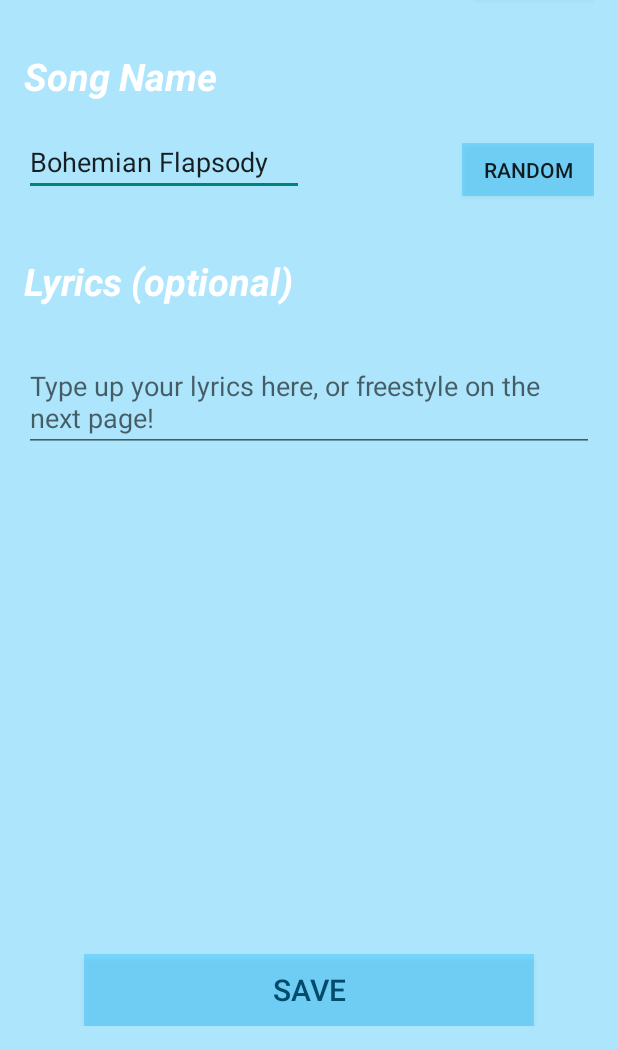
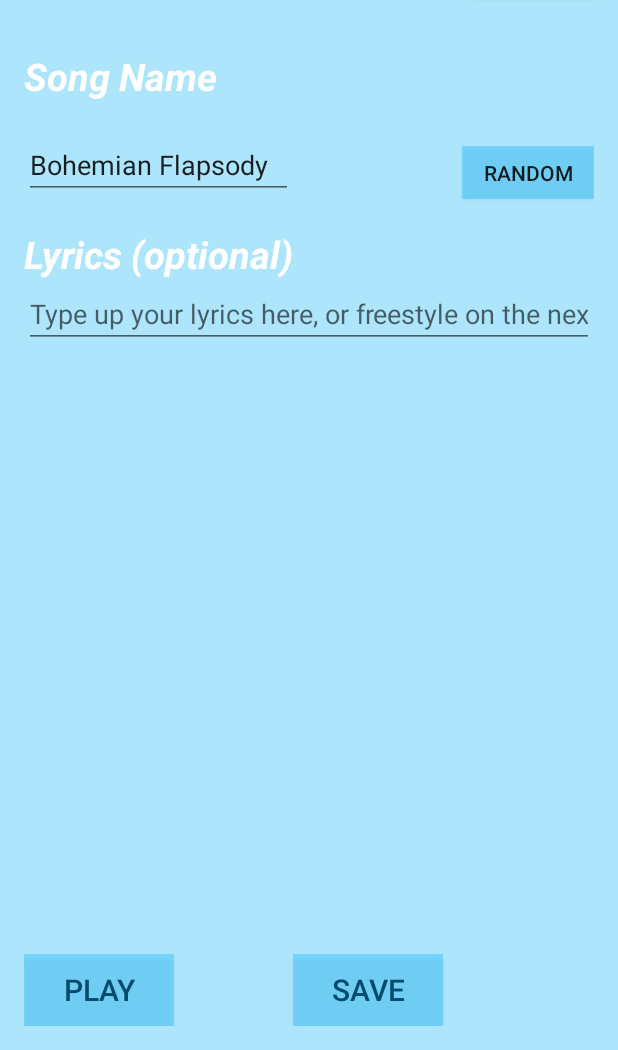
Before and after one commit to ITIN-SongScribe/SongScribeDemo2, an Android app: the Lyrics screen opened directly, with no data from a screen before it, in the options menu, after a tap on "Settings", on a phone screen of 412 x 824 dp, the part 186-1236 px from its top. Run offline under Robolectric (Android 15) with nearby library versions, the phone set to English and light mode, and no system bars.

Commit message:
Fixed lots. Lyrics on both pages.

```diff
--- a/app/src/main/java/com/songscribe/songscribe/Album.java
+++ b/app/src/main/java/com/songscribe/songscribe/Album.java
@@ -53,11 +53,11 @@ startActivity(intent);*/
                     startActivity(intent);
                     MainActivity.getPlayer().stopAll();
                 }else {
-                      try {
+                      /*try {
                           MainActivity.getPlayer().playUserSongFromSave(6, getBaseContext(), SongFile.loadBuyIndex(getBaseContext(), 0, nameArtist));
                       } catch (InterruptedException e) {
                           e.printStackTrace();
-                      }
+                      }*/
                       try {
                           MediaPlayer mp = new MediaPlayer();
                           mp.setDataSource("/mnt/sdcard/audiorecorder.3gpp");
--- a/app/src/main/java/com/songscribe/songscribe/Lyrics.java
+++ b/app/src/main/java/com/songscribe/songscribe/Lyrics.java
@@ -17,7 +17,7 @@ public class Lyrics extends ActionBarActivity {
     private static String songname = "Song Name";
     private static String saveDataT;
     private static String rSong [] = new String[20];
-    //private static String lyricsT = "Lyrics";
+    private static String lyricsT = "Lyrics";
     static String nameArtist;
     static String nameSong;
     //static String lyrics;
@@ -29,9 +29,10 @@ public class Lyrics extends ActionBarActivity {
 
         Button save = (Button) findViewById(R.id.userLogin);
         Button random = (Button) findViewById(R.id.rSongName);
+        Button play = (Button) findViewById(R.id.playback);
 
         final EditText song = (EditText) findViewById(R.id.songName);
-        //final EditText lyricsField = (EditText) findViewById(R.id.lyrics);
+        final EditText lyricsField = (EditText) findViewById(R.id.lyrics);
 
         random.setOnClickListener(new View.OnClickListener() {
             @Override
@@ -44,6 +45,17 @@ public class Lyrics extends ActionBarActivity {
 
             }
         });
+        play.setOnClickListener(new View.OnClickListener() {
+            @Override
+            public void onClick(View v) {
+
+                /*try {
+                    MainActivity.getPlayer().playUserSongFromSave(6, getBaseContext(), SongFile.loadBuyIndex(getBaseContext(), 0, nameArtist));
+                } catch (InterruptedException e) {
+                    e.printStackTrace();
+                }*/
+            }
+        });
         save.setOnClickListener(new View.OnClickListener() {
             @Override
             public void onClick(View view) {
@@ -54,6 +66,9 @@ public class Lyrics extends ActionBarActivity {
                 songname = song.getText().toString();
                 MainActivity.setNameSong(songname);
                 Album.setNameSong(songname);
+
+                lyricsT = lyricsField.getText().toString();
+                VoiceRecord.setLyrics(lyricsT);
 
                 nameSong = songname;
 
--- a/app/src/main/java/com/songscribe/songscribe/VoiceRecord.java
+++ b/app/src/main/java/com/songscribe/songscribe/VoiceRecord.java
@@ -21,6 +21,7 @@ public class VoiceRecord extends ActionBarActivity {
     private MediaRecorder recorder;
     private String OUTPUT_FILE;
     static String nameArtist;
+    static String lyrics;
 
     static boolean isRecording = false;
     static boolean isPlaying = false;
@@ -41,6 +42,9 @@ public class VoiceRecord extends ActionBarActivity {
         final Button playback=(Button)findViewById(R.id.playbackButton);
         final Button finalsave=(Button)findViewById(R.id.finalSave);
 
+        final TextView lyricsD = (TextView)findViewById(R.id.lDisplay);
+        lyricsD.setText(lyrics);
+
 
 
         record.setOnClickListener(new View.OnClickListener() {
@@ -56,12 +60,12 @@ public class VoiceRecord extends ActionBarActivity {
                     record.setText("Record!");
                 }
                 else {
+                    record.setText("Stop Recording");
                     try {
                         beginRecording();
                     } catch (Exception e) {
                         e.printStackTrace();
                     }
-                    record.setText("Stop Recording");
                 }
                 isRecording=changeState(isRecording);
 
@@ -209,9 +213,11 @@ public class VoiceRecord extends ActionBarActivity {
 
     }
 
-    public static void setNameArtist(String name){
-        nameArtist = name;
+    public static void setNameArtist(String name){ nameArtist = name; }
+    public static void setLyrics(String l){
+        lyrics = l;
     }
+
     @Override
     public boolean onCreateOptionsMenu(Menu menu) {
         // Inflate the menu; this adds items to the action bar if it is present.
--- a/app/src/main/res/layout/activity_lyrics.xml
+++ b/app/src/main/res/layout/activity_lyrics.xml
@@ -6,7 +6,9 @@
     android:paddingBottom="@dimen/activity_vertical_margin" tools:context=".MainActivity"
     android:theme="@style/AppTheme"
     android:id="@+id/main_activity"
-    android:background="#5000b5ff">
+    android:background="#5000b5ff"
+    android:focusable="true"
+    android:focusableInTouchMode="true">
 
 
     <Button
@@ -49,11 +51,13 @@
         android:layout_width="wrap_content"
         android:layout_height="wrap_content"
         android:id="@+id/songName"
-        android:hint="Enter your Song Name"
-        android:layout_marginTop="17dp"
+        android:inputType="textCapWords"
+        android:hint="Enter Your Song Name"
+        android:ems="10"
+        android:layout_marginTop="19dp"
         android:layout_below="@+id/textView2"
-        android:layout_alignParentLeft="true"
-        android:layout_alignParentStart="true" />
+        android:layout_alignRight="@+id/textView"
+        android:layout_alignEnd="@+id/textView" />
 
     <Button
         android:layout_width="wrap_content"
@@ -74,7 +78,7 @@
         android:textSize="25sp"
         android:textColor="#ffffffff"
         android:textStyle="bold|italic"
-        android:layout_marginTop="39dp"
+        android:layout_marginTop="19dp"
         android:layout_below="@+id/songName"
         android:layout_alignParentLeft="true"
         android:layout_alignParentStart="true" />
@@ -106,20 +110,35 @@
         android:layout_below="@id/textView"
         android:layout_marginTop="30dp">
 
+    </ScrollView>
+
     <EditText
         android:id="@+id/lyrics"
         android:hint="Type up your lyrics here, or freestyle on the next page!"
+        android:inputType="textCapSentences"
+        android:ems="10"
         android:layout_width="match_parent"
         android:layout_height="wrap_content"
         android:textColor="#02960B"
         android:textSize="18sp"
-            android:layout_below="@id/textView"
+        android:layout_below="@+id/textView"
         android:layout_alignParentLeft="true"
         android:layout_alignParentStart="true" />
-    </ScrollView>
 
     <Button
-        android:layout_width="300dp"
+        android:layout_width="100dp"
+        android:layout_height="wrap_content"
+        android:text="Play"
+        android:id="@+id/playback"
+        android:background="#5000b5ff"
+        android:textSize="20dp"
+        android:textColor="#FF004b6c"
+        android:layout_alignParentBottom="true"
+        android:layout_alignParentLeft="true"
+        android:layout_alignParentStart="true" />
+
+    <Button
+        android:layout_width="100dp"
         android:layout_height="wrap_content"
         android:text="Save"
         android:id="@+id/userLogin"
@@ -127,9 +146,8 @@
         android:textSize="20dp"
         android:textColor="#FF004b6c"
         android:layout_alignParentBottom="true"
-        android:layout_centerHorizontal="true" />
-
-
+        android:layout_toRightOf="@+id/textView"
+        android:layout_toEndOf="@+id/textView" />
 
 
 </RelativeLayout>
```
Also changed, not shown: app/src/main/res/layout/activity_voice_record.xml (+12 -0 lines). Lines whose indentation alone changed are shown as unchanged.
